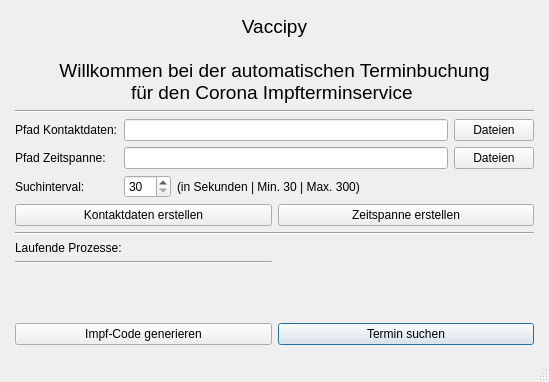
Before: the Qt Designer form tools/gui/main.ui in timreibe/vaccipy, drawn with Qt 5.
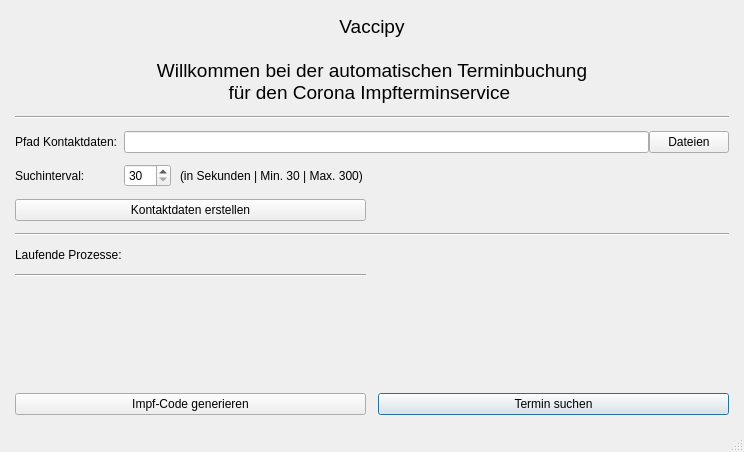
After: the same form once the commit is applied.

The edit to the form file:
```diff
--- a/tools/gui/main.ui
+++ b/tools/gui/main.ui
@@ -6,8 +6,8 @@
    <rect>
     <x>0</x>
     <y>0</y>
-    <width>549</width>
-    <height>382</height>
+    <width>744</width>
+    <height>452</height>
    </rect>
   </property>
   <property name="windowTitle">
@@ -29,34 +29,10 @@
       <property name="bottomMargin">
        <number>6</number>
       </property>
-      <item row="10" column="0">
-       <spacer name="verticalSpacer">
-        <property name="orientation">
-         <enum>Qt::Vertical</enum>
-        </property>
-        <property name="sizeHint" stdset="0">
-         <size>
-          <width>20</width>
-          <height>40</height>
-         </size>
-        </property>
-       </spacer>
-      </item>
-      <item row="1" column="0" colspan="2">
-       <widget class="Line" name="line">
-        <property name="orientation">
-         <enum>Qt::Horizontal</enum>
-        </property>
-       </widget>
-      </item>
-      <item row="8" column="0">
-       <widget class="Line" name="line_3">
-        <property name="orientation">
-         <enum>Qt::Horizontal</enum>
-        </property>
-       </widget>
-      </item>
-      <item row="5" column="0">
+      <property name="spacing">
+       <number>12</number>
+      </property>
+      <item row="3" column="0">
        <widget class="QPushButton" name="b_neue_kontaktdaten">
         <property name="text">
          <string>Kontaktdaten erstellen</string>
@@ -65,6 +41,12 @@
       </item>
       <item row="2" column="0" colspan="2">
        <layout class="QFormLayout" name="pfad_layout">
+        <property name="horizontalSpacing">
+         <number>6</number>
+        </property>
+        <property name="verticalSpacing">
+         <number>11</number>
+        </property>
         <item row="0" column="0">
          <widget class="QLabel" name="kontaktdaten_label">
           <property name="text">
@@ -94,42 +76,17 @@
          </layout>
         </item>
         <item row="1" column="0">
-         <widget class="QLabel" name="zeitspanne_label">
-          <property name="text">
-           <string>Pfad Zeitspanne:</string>
-          </property>
-         </widget>
-        </item>
-        <item row="1" column="1">
-         <layout class="QGridLayout" name="gridLayout_4">
-          <item row="0" column="0">
-           <widget class="QLineEdit" name="i_zeitspanne_pfad">
-            <property name="text">
-             <string/>
-            </property>
-            <property name="readOnly">
-             <bool>true</bool>
-            </property>
-           </widget>
-          </item>
-          <item row="0" column="1">
-           <widget class="QPushButton" name="b_dateien_zeitspanne">
-            <property name="text">
-             <string>Dateien</string>
-            </property>
-           </widget>
-          </item>
-         </layout>
-        </item>
-        <item row="2" column="0">
          <widget class="QLabel" name="interval_label">
           <property name="text">
            <string>Suchinterval:</string>
           </property>
          </widget>
         </item>
-        <item row="2" column="1">
+        <item row="1" column="1">
          <layout class="QGridLayout" name="gridLayout_5">
+          <property name="horizontalSpacing">
+           <number>9</number>
+          </property>
           <item row="0" column="1">
            <widget class="QLabel" name="label_interval_info">
             <property name="text">
@@ -176,23 +133,32 @@
         </item>
        </layout>
       </item>
-      <item row="5" column="1">
-       <widget class="QPushButton" name="b_neue_zeitspanne">
-        <property name="text">
-         <string>Zeitspanne erstellen</string>
-        </property>
-       </widget>
-      </item>
-      <item row="9" column="0" colspan="2">
-       <layout class="QFormLayout" name="prozesse_layout"/>
-      </item>
-      <item row="6" column="0" colspan="2">
+      <item row="4" column="0" colspan="2">
        <widget class="Line" name="line_4">
         <property name="orientation">
          <enum>Qt::Horizontal</enum>
         </property>
        </widget>
       </item>
+      <item row="7" column="0" colspan="2">
+       <layout class="QFormLayout" name="prozesse_layout"/>
+      </item>
+      <item row="9" column="1">
+       <widget class="QPushButton" name="b_termin_suchen">
+        <property name="text">
+         <string>Termin suchen</string>
+        </property>
+        <property name="autoDefault">
+         <bool>false</bool>
+        </property>
+        <property name="default">
+         <bool>true</bool>
+        </property>
+        <property name="flat">
+         <bool>false</bool>
+        </property>
+       </widget>
+      </item>
       <item row="0" column="0" colspan="2">
        <widget class="QLabel" name="header_label">
         <property name="font">
@@ -211,30 +177,41 @@
         </property>
        </widget>
       </item>
-      <item row="11" column="0">
+      <item row="9" column="0">
        <widget class="QPushButton" name="b_code_generieren">
         <property name="text">
          <string>Impf-Code generieren</string>
         </property>
        </widget>
       </item>
-      <item row="11" column="1">
-       <widget class="QPushButton" name="b_termin_suchen">
-        <property name="text">
-         <string>Termin suchen</string>
+      <item row="8" column="0">
+       <spacer name="verticalSpacer">
+        <property name="orientation">
+         <enum>Qt::Vertical</enum>
         </property>
-        <property name="autoDefault">
-         <bool>false</bool>
+        <property name="sizeHint" stdset="0">
+         <size>
+          <width>20</width>
+          <height>40</height>
+         </size>
         </property>
-        <property name="default">
-         <bool>true</bool>
+       </spacer>
+      </item>
+      <item row="1" column="0" colspan="2">
+       <widget class="Line" name="line">
+        <property name="orientation">
+         <enum>Qt::Horizontal</enum>
         </property>
-        <property name="flat">
-         <bool>false</bool>
+       </widget>
+      </item>
+      <item row="6" column="0">
+       <widget class="Line" name="line_3">
+        <property name="orientation">
+         <enum>Qt::Horizontal</enum>
         </property>
        </widget>
       </item>
-      <item row="7" column="0">
+      <item row="5" column="0">
        <widget class="QLabel" name="label">
         <property name="text">
          <string>Laufende Prozesse:</string>
```
Left out of the diff: 4 changed lines with no effect on the pictures.
